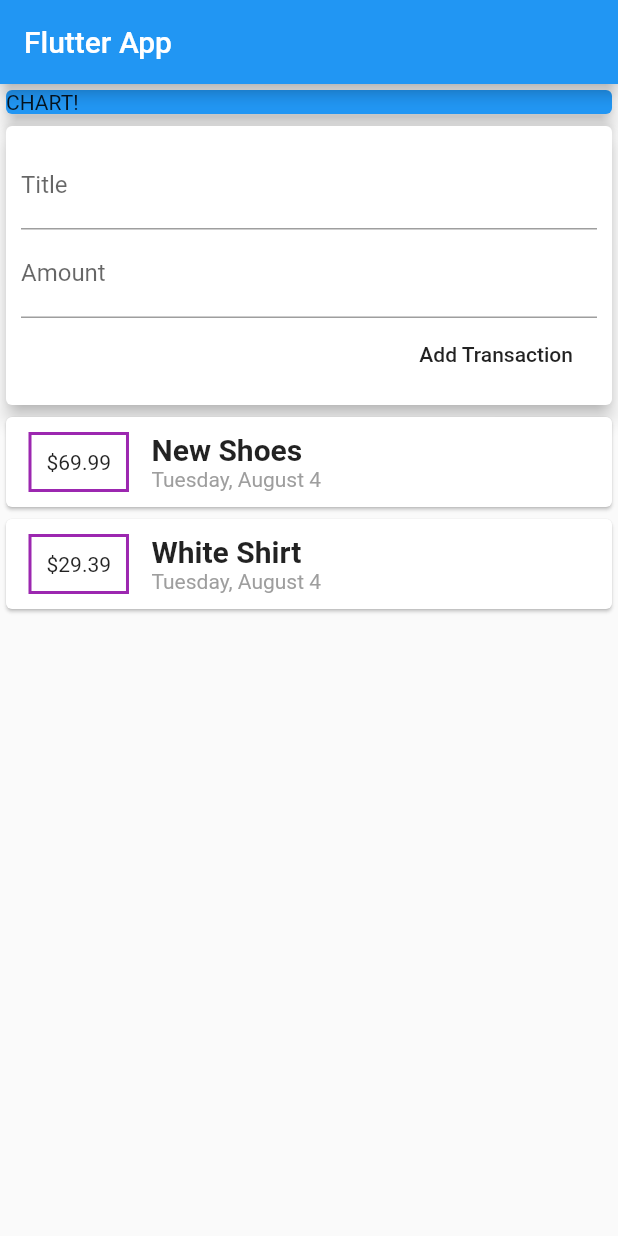
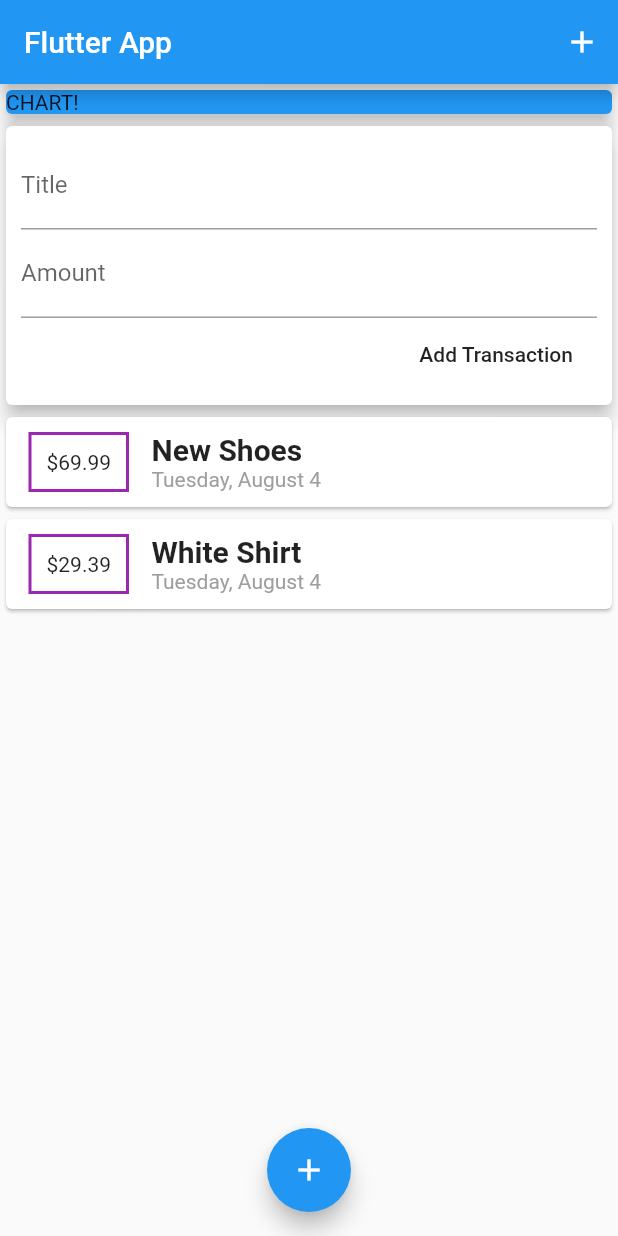
Before and after one commit to lukasmyth96/flutter_expense_tracker, a Flutter app: the screen it shows after launch, on a phone screen of 412 x 824 dp. Run offline on Flutter 3.47's test engine with Material 2 defaults, Android fonts, the phone set to English and light mode, and no system bars.

Commit message:
added FABs

```diff
--- a/lib/main.dart
+++ b/lib/main.dart
@@ -23,6 +23,9 @@ class MyHomePage extends StatelessWidget {
     return Scaffold(
       appBar: AppBar(
         title: Text('Flutter App'),
+        actions: <Widget>[
+          IconButton(icon: Icon(Icons.add), onPressed: () {}),
+        ],
       ),
       body: Column(
         crossAxisAlignment: CrossAxisAlignment.stretch,
@@ -38,6 +41,8 @@ class MyHomePage extends StatelessWidget {
           UserTransactions(),
         ],
       ),
+      floatingActionButtonLocation: FloatingActionButtonLocation.centerFloat,
+      floatingActionButton: FloatingActionButton(onPressed: () {}, child: Icon(Icons.add),),
     );
   }
 }
```
